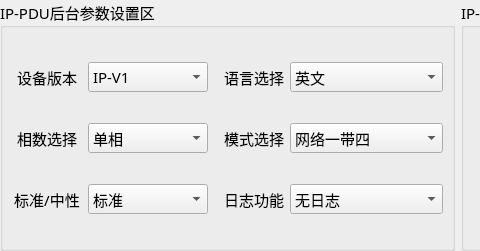
Old version of the form MasterCtrlSet/home/home_ipwid.ui in the repository ChinaClever/PDU-Settings; both pictures show x 0 to 480 and y 0 to 251 of the 915 by 251 pixel window.
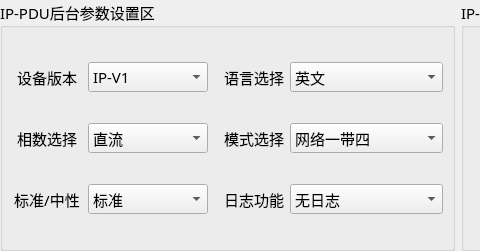
New version of the form.

Diff of the .ui file:
```diff
--- a/MasterCtrlSet/home/home_ipwid.ui
+++ b/MasterCtrlSet/home/home_ipwid.ui
@@ -201,6 +201,11 @@
           <height>30</height>
          </size>
         </property>
+        <item>
+         <property name="text">
+          <string>直流</string>
+         </property>
+        </item>
         <item>
          <property name="text">
           <string>单相</string>
```
